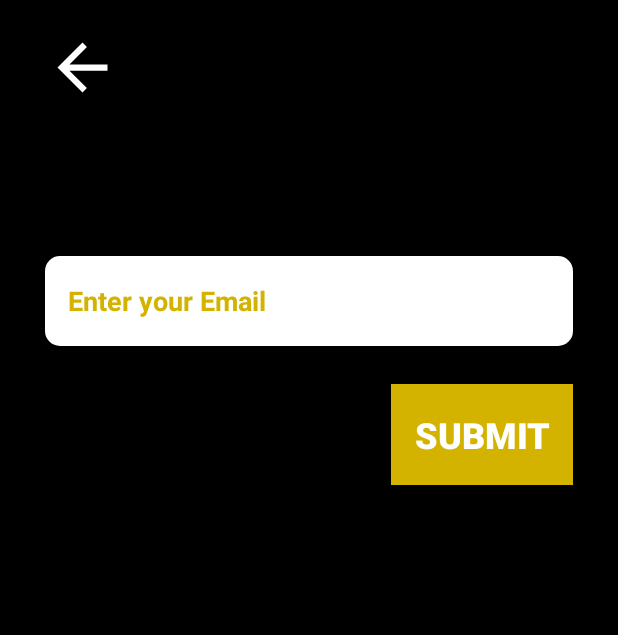
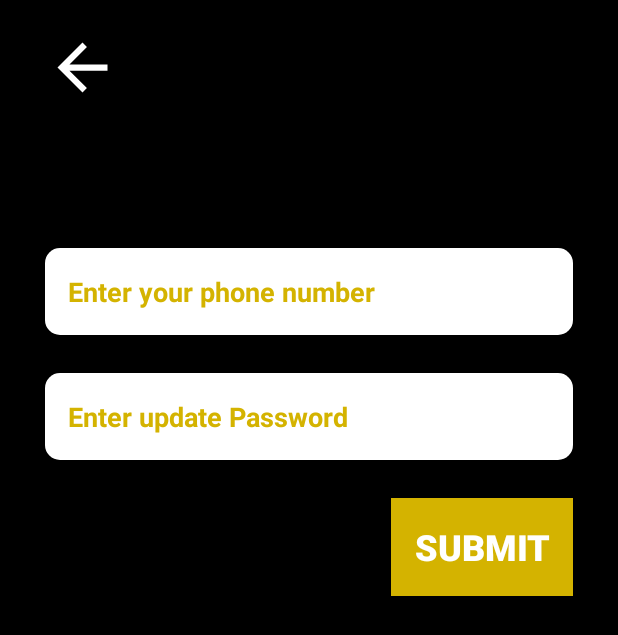
Before and after one commit to Hunaid2000/Chat-App, an Android app: the ForgetPasswordActivity screen opened directly, with no data from a screen before it, on a phone screen of 412 x 824 dp. Shown: the top 635 px of the screen. Run offline under Robolectric (Android 15) with nearby library versions, the phone set to English and light mode, and no system bars; our stand-ins replace Firebase (no records; nobody signed in at launch, a user with empty details on screens opened directly), Volley; libraries missing offline, so code that uses them is left out: org.checkerframework.checker.

Commit message:
Adds forget password

```diff
--- a/app/src/main/java/com/ass2/i192008_i192043/contactsActivity.java
+++ b/app/src/main/java/com/ass2/i192008_i192043/contactsActivity.java
@@ -19,7 +19,6 @@ import android.view.View;
 import android.widget.EditText;
 import android.widget.ImageButton;
 import android.widget.ImageView;
-import android.widget.LinearLayout;
 import android.widget.TextView;
 import android.widget.Toast;
 
@@ -34,6 +33,8 @@ import com.google.android.material.navigation.NavigationView;
 import org.json.JSONArray;
 import org.json.JSONException;
 import org.json.JSONObject;
+
+import java.io.ByteArrayOutputStream;
 import java.text.SimpleDateFormat;
 import java.util.ArrayList;
 import java.util.Calendar;
--- a/app/src/main/res/layout/activity_forgetpassword.xml
+++ b/app/src/main/res/layout/activity_forgetpassword.xml
@@ -40,10 +40,33 @@
             android:autofillHints="Email"
             android:background="@color/white"
             android:hint="@string/forget_email"
-            android:inputType="textEmailAddress"
+            android:inputType="text"
             android:textColor="@color/black"
             android:textColorHint="@color/orange"
             android:textStyle="bold" />
+
+    </RelativeLayout>
+    <RelativeLayout
+        android:layout_marginHorizontal="30dp"
+        android:layout_weight="0.08"
+        android:layout_width="match_parent"
+        android:layout_height="0dp"
+        android:background="@drawable/rectangle_button"
+        android:layout_marginBottom="25dp">
+
+        <EditText
+            android:id="@+id/password_input"
+            android:layout_width="match_parent"
+            android:layout_height="match_parent"
+            android:layout_marginHorizontal="15dp"
+            android:autofillHints="Email"
+            android:background="@color/white"
+            android:hint="@string/update_password"
+            android:inputType="textPassword"
+            android:textColor="@color/black"
+            android:textColorHint="@color/orange"
+            android:textStyle="bold" />
+
     </RelativeLayout>
     <RelativeLayout
         android:layout_weight=".09"
--- a/app/src/main/res/values/strings.xml
+++ b/app/src/main/res/values/strings.xml
@@ -146,7 +146,8 @@
 
     <!-- Some other string    -->
     <string name="music_list">Music List</string>
-    <string name="forget_email">Enter your Email</string>
+    <string name="forget_email">Enter your phone number</string>
+    <string name="update_password">Enter update Password</string>
     <string  name="submit">Submit</string>
 
     <!-- Assignment03 string    -->
```
Also changed, not shown: app/src/main/java/com/ass2/i192008_i192043/ForgetPasswordActivity.java (+63 -16 lines), app/src/main/java/com/ass2/i192008_i192043/MainActivity.java (+8 -5 lines), app/src/main/java/com/ass2/i192008_i192043/SigninActivity.java (+12 -0 lines).
